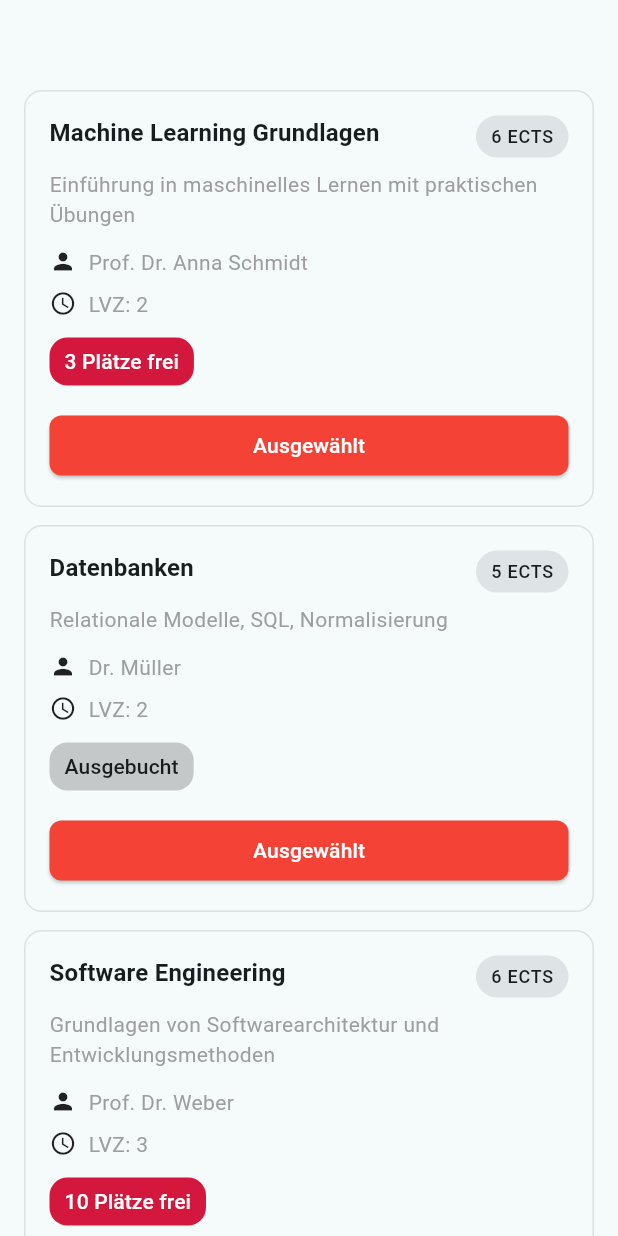
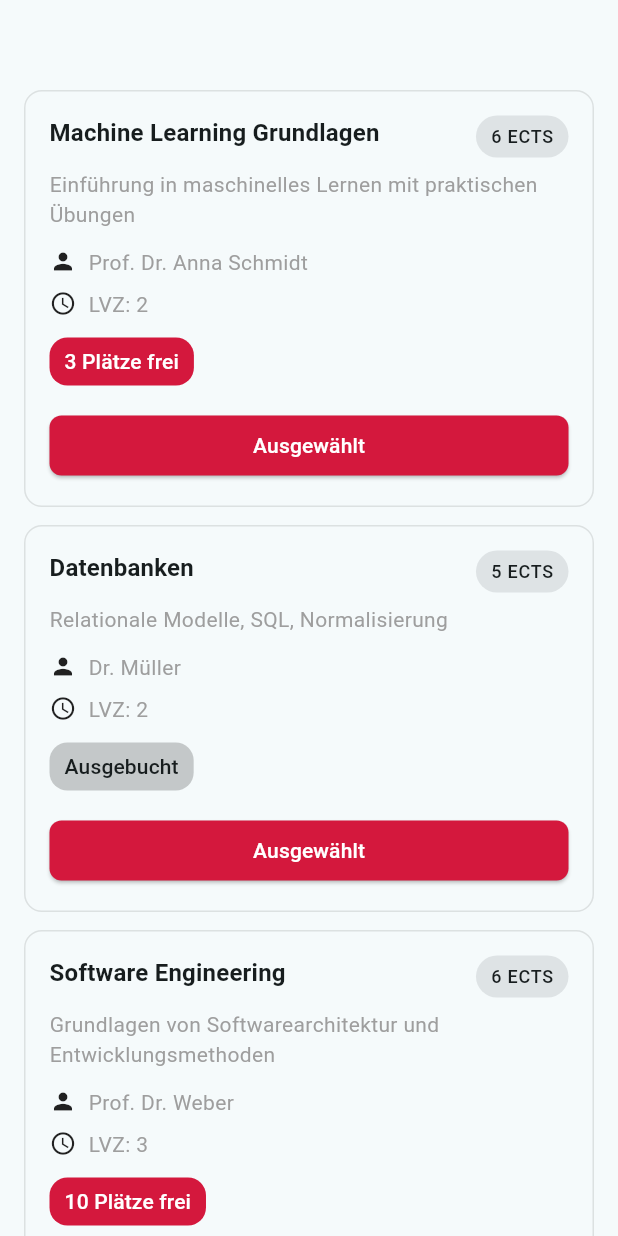
Before and after one commit to PhillipSteph/WaPfAu, a Flutter app: the screen it shows after launch, after a tap on "Auswahl bearbeiten", on a phone screen of 412 x 824 dp. Run offline on Flutter 3.47's test engine with Material 3 defaults, Android fonts, the phone set to English and light mode, and no system bars; accounts and stored records are empty.

Commit message:
changed ausgewählt button color

```diff
--- a/lib/widgets/card.dart
+++ b/lib/widgets/card.dart
@@ -22,14 +22,13 @@ class CourseCard extends StatelessWidget {
     final seatsLeft =
     (course.availableSlots - course.reservedSlots).clamp(-9999, 9999);
 
-    Color normalBg = isSelected ? Colors.red : Colors.black87;
+    Color normalBg = isSelected ? Color(0xFFD4183D) : Colors.black87;
 
     return ConstrainedBox(
       constraints: const BoxConstraints(minWidth: double.infinity),
       child: Container(
         padding: const EdgeInsets.all(16),
         decoration: BoxDecoration(
-            //color: Colors.black.withOpacity(0.03),
             border: Border.all(
               color: Colors.black.withOpacity(0.1),
               width: 1,
@@ -154,7 +153,7 @@ class CourseCard extends StatelessWidget {
                   WidgetStateProperty.resolveWith<Color>((states) {
                     if (states.contains(WidgetState.pressed) && !canBeChosen ) {
                       //return Colors.red.shade700;
-                      return const Color(0xFFD4183D);
+                      return const Color(0xFF000000);
                     }
                     return normalBg;
                   }),
```
